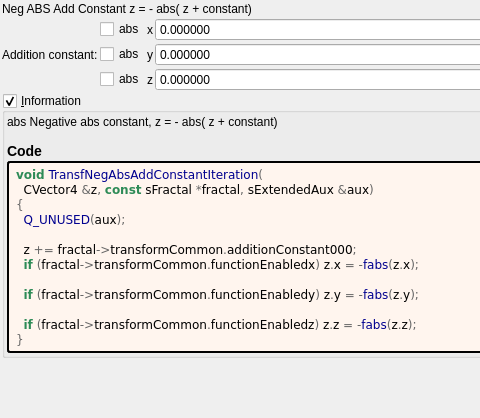
This is mandelbulber2/formula/ui/transf_neg_abs_add_constant.ui in buddhi1980/mandelbulber2 as Qt 5 draws it before an edit; both pictures show x 0 to 480 and y 0 to 418 of the 880 by 418 pixel window. The edited form follows.
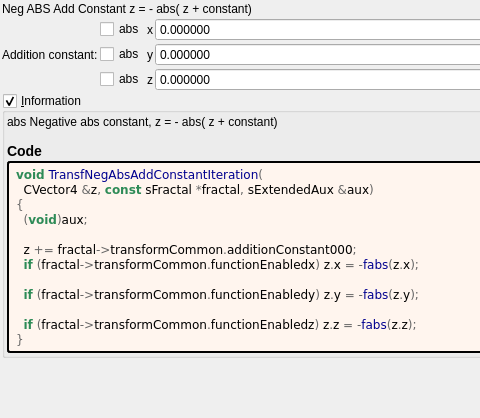
This is the edited form. Custom widgets are drawn as their Qt base class.

```diff
--- a/mandelbulber2/formula/ui/transf_neg_abs_add_constant.ui
+++ b/mandelbulber2/formula/ui/transf_neg_abs_add_constant.ui
@@ -222,7 +222,7 @@
 &lt;pre style=&quot;color:#000000; background-color:#fff5ee;  font-family:&#039;Courier New&#039;,monospace;white-space: pre-wrap;&quot;&gt;&lt;span style=&quot;color:#2e8b57; font-weight:bold&quot;&gt;void&lt;/span&gt; &lt;span style=&quot;color:#00008f&quot;&gt;TransfNegAbsAddConstantIteration&lt;/span&gt;&lt;span style=&quot;color:#676767&quot;&gt;(&lt;/span&gt;
   CVector4 &lt;span style=&quot;color:#676767&quot;&gt;&amp;amp;&lt;/span&gt;z&lt;span style=&quot;color:#676767&quot;&gt;,&lt;/span&gt; &lt;span style=&quot;color:#2e8b57; font-weight:bold&quot;&gt;const&lt;/span&gt; sFractal &lt;span style=&quot;color:#676767&quot;&gt;*&lt;/span&gt;fractal&lt;span style=&quot;color:#676767&quot;&gt;,&lt;/span&gt; sExtendedAux &lt;span style=&quot;color:#676767&quot;&gt;&amp;amp;&lt;/span&gt;aux&lt;span style=&quot;color:#676767&quot;&gt;)&lt;/span&gt;
 &lt;span style=&quot;color:#676767&quot;&gt;{&lt;/span&gt;
-  &lt;span style=&quot;color:#00008f&quot;&gt;Q_UNUSED&lt;/span&gt;&lt;span style=&quot;color:#676767&quot;&gt;(&lt;/span&gt;aux&lt;span style=&quot;color:#676767&quot;&gt;);&lt;/span&gt;
+  &lt;span style=&quot;color:#676767&quot;&gt;(&lt;/span&gt;&lt;span style=&quot;color:#2e8b57; font-weight:bold&quot;&gt;void&lt;/span&gt;&lt;span style=&quot;color:#676767&quot;&gt;)&lt;/span&gt;aux&lt;span style=&quot;color:#676767&quot;&gt;;&lt;/span&gt;
 
   z &lt;span style=&quot;color:#676767&quot;&gt;+=&lt;/span&gt; fractal&lt;span style=&quot;color:#676767&quot;&gt;-&amp;gt;&lt;/span&gt;transformCommon&lt;span style=&quot;color:#676767&quot;&gt;.&lt;/span&gt;additionConstant000&lt;span style=&quot;color:#676767&quot;&gt;;&lt;/span&gt;
   &lt;span style=&quot;color:#2e8b57; font-weight:bold&quot;&gt;if&lt;/span&gt; &lt;span style=&quot;color:#676767&quot;&gt;(&lt;/span&gt;fractal&lt;span style=&quot;color:#676767&quot;&gt;-&amp;gt;&lt;/span&gt;transformCommon&lt;span style=&quot;color:#676767&quot;&gt;.&lt;/span&gt;functionEnabledx&lt;span style=&quot;color:#676767&quot;&gt;)&lt;/span&gt; z&lt;span style=&quot;color:#676767&quot;&gt;.&lt;/span&gt;x &lt;span style=&quot;color:#676767&quot;&gt;= -&lt;/span&gt;&lt;span style=&quot;color:#00008f&quot;&gt;fabs&lt;/span&gt;&lt;span style=&quot;color:#676767&quot;&gt;(&lt;/span&gt;z&lt;span style=&quot;color:#676767&quot;&gt;.&lt;/span&gt;x&lt;span style=&quot;color:#676767&quot;&gt;);&lt;/span&gt;
```
